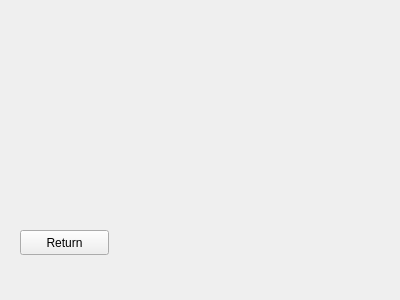
jacv050/dataset-tools, file gui/pages/substractToolPage.ui: the form before one commit.
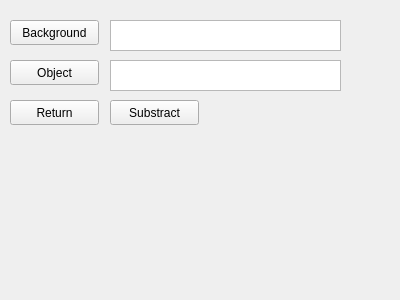
The form after the commit.

Commit message: Added to interface options to background and object images.

```diff
--- a/gui/pages/substractToolPage.ui
+++ b/gui/pages/substractToolPage.ui
@@ -16,8 +16,8 @@
   <widget class="QPushButton" name="pb_returnMainPage">
    <property name="geometry">
     <rect>
-     <x>20</x>
-     <y>230</y>
+     <x>10</x>
+     <y>100</y>
      <width>89</width>
      <height>25</height>
     </rect>
@@ -26,6 +26,65 @@
     <string>Return</string>
    </property>
   </widget>
+  <widget class="QPushButton" name="pbSubstractTool">
+   <property name="geometry">
+    <rect>
+     <x>110</x>
+     <y>100</y>
+     <width>89</width>
+     <height>25</height>
+    </rect>
+   </property>
+   <property name="text">
+    <string>Substract</string>
+   </property>
+  </widget>
+  <widget class="QPushButton" name="pbBackground">
+   <property name="geometry">
+    <rect>
+     <x>10</x>
+     <y>20</y>
+     <width>89</width>
+     <height>25</height>
+    </rect>
+   </property>
+   <property name="text">
+    <string>Background</string>
+   </property>
+  </widget>
+  <widget class="QPushButton" name="pbObject">
+   <property name="geometry">
+    <rect>
+     <x>10</x>
+     <y>60</y>
+     <width>89</width>
+     <height>25</height>
+    </rect>
+   </property>
+   <property name="text">
+    <string>Object</string>
+   </property>
+  </widget>
+  <widget class="QPlainTextEdit" name="txtObject">
+   <property name="geometry">
+    <rect>
+     <x>110</x>
+     <y>60</y>
+     <width>231</width>
+     <height>31</height>
+    </rect>
+   </property>
+  </widget>
+  <widget class="QPlainTextEdit" name="txtBackground">
+   <property name="geometry">
+    <rect>
+     <x>110</x>
+     <y>20</y>
+     <width>231</width>
+     <height>31</height>
+    </rect>
+   </property>
+  </widget>
  </widget>
  <resources/>
  <connections/>
```
Left out of the diff: 2 changed lines with no effect on the pictures. The commit also changes 4 other files.
